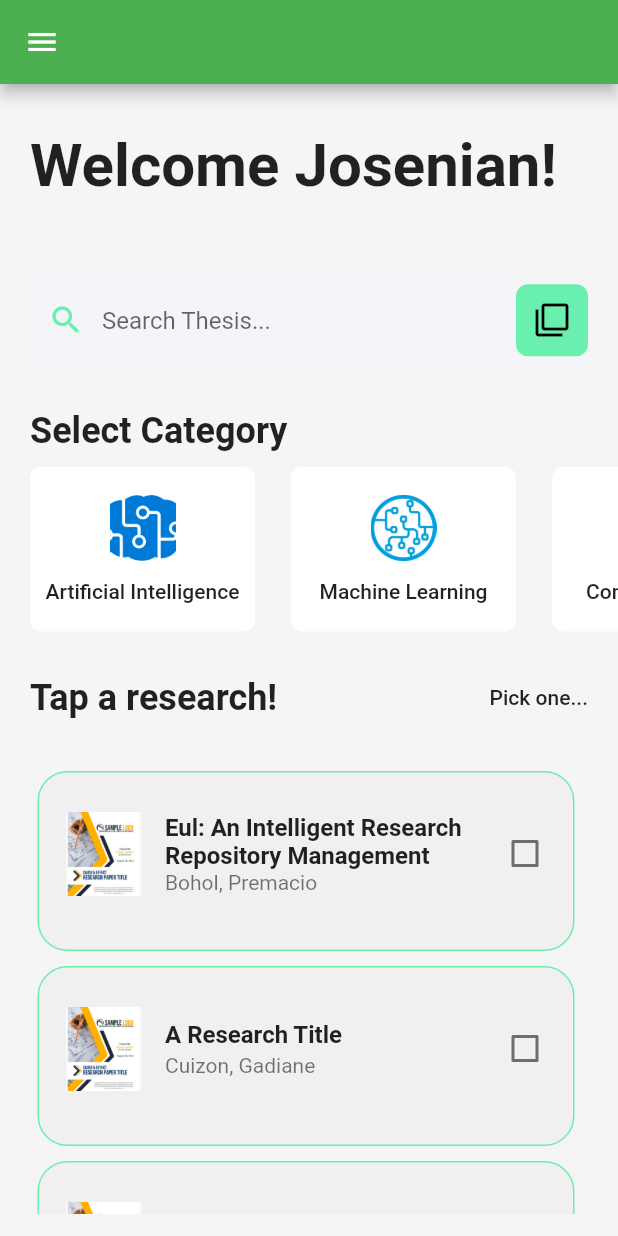
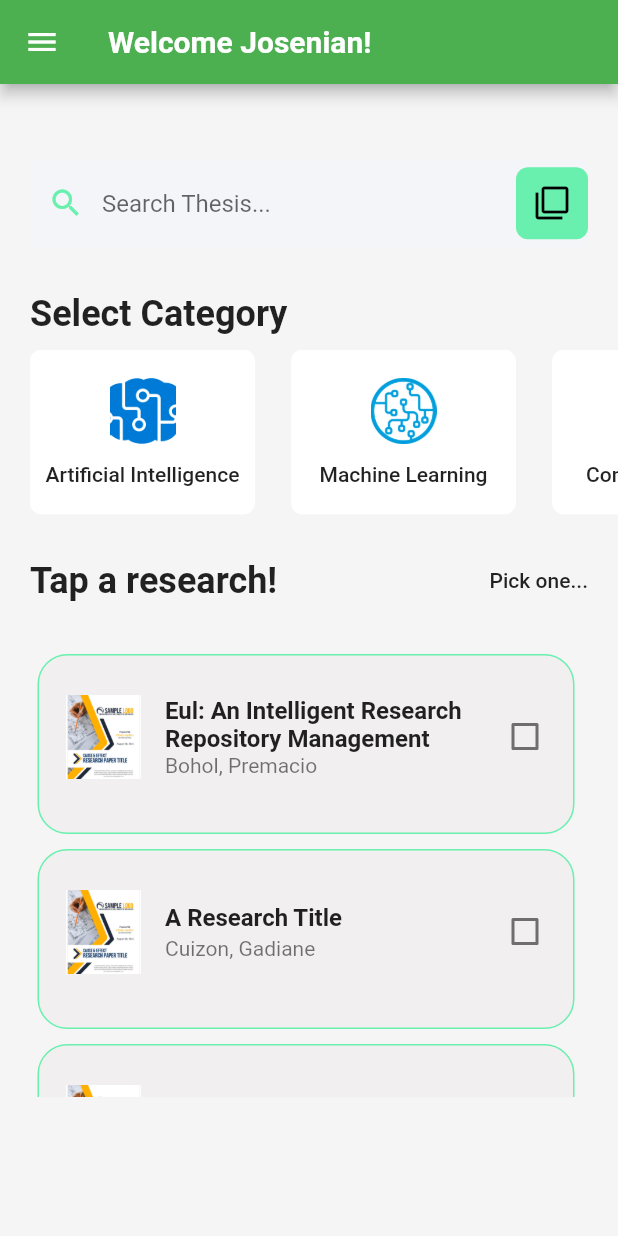
Before and after one commit to warpten123/Eul_Thesis, a Flutter app: the ContentUserDashBoard screen opened directly, on a phone screen of 412 x 824 dp. Run offline on Flutter 3.47's test engine with Material 2 defaults, Android fonts, the light colour scheme and no system bars; Roboto replaces fonts that are missing (LeonSans).

Commit message:
added new folders, changes on ui

```diff
--- a/lib/screens/content_userDashboard.dart
+++ b/lib/screens/content_userDashboard.dart
@@ -45,7 +45,12 @@ class _ContentUserDashBoardState extends State<ContentUserDashBoard> {
   Widget build(BuildContext context) {
     return SafeArea(
         child: Scaffold(
-      appBar: AppBar(),
+      appBar: AppBar(
+        title: Text(
+          'Welcome Josenian!',
+          style: TextStyle(fontWeight: FontWeight.bold),
+        ),
+      ),
       drawer: Drawer(
         child: SingleChildScrollView(
           child: Container(
@@ -88,17 +93,17 @@ class _ContentUserDashBoardState extends State<ContentUserDashBoard> {
             //     ],
             //   ),
             // ),
-            SizedBox(
-              height: 30,
-            ),
-            Padding(
-              padding: EdgeInsets.only(left: 20),
-              child: Text(
-                'Welcome Josenian!',
-                style: TextStyle(
-                    fontSize: 40, height: 1.2, fontWeight: FontWeight.bold),
-              ),
-            ),
+            // SizedBox(
+            //   height: 30,
+            // ),
+            // Padding(
+            //   padding: EdgeInsets.only(left: 20),
+            //   child: Text(
+            //     'Welcome Josenian!',
+            //     style: TextStyle(
+            //         fontSize: 40, height: 1.2, fontWeight: FontWeight.bold),
+            //   ),
+            // ),
             SizedBox(
               height: 50,
             ),
```
Also changed, not shown: lib/screens/research_scree.dart (added).
